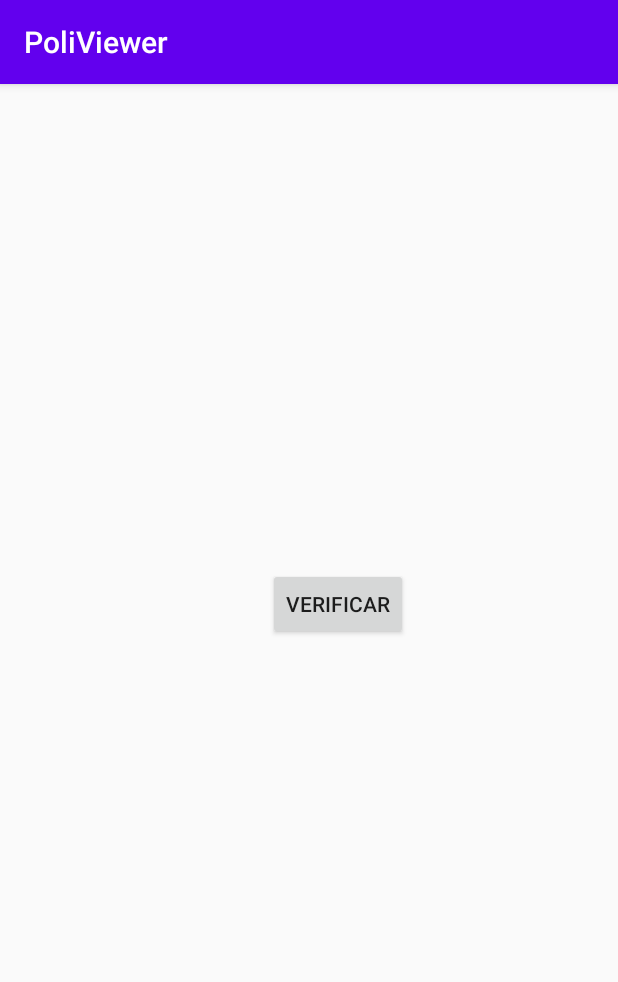
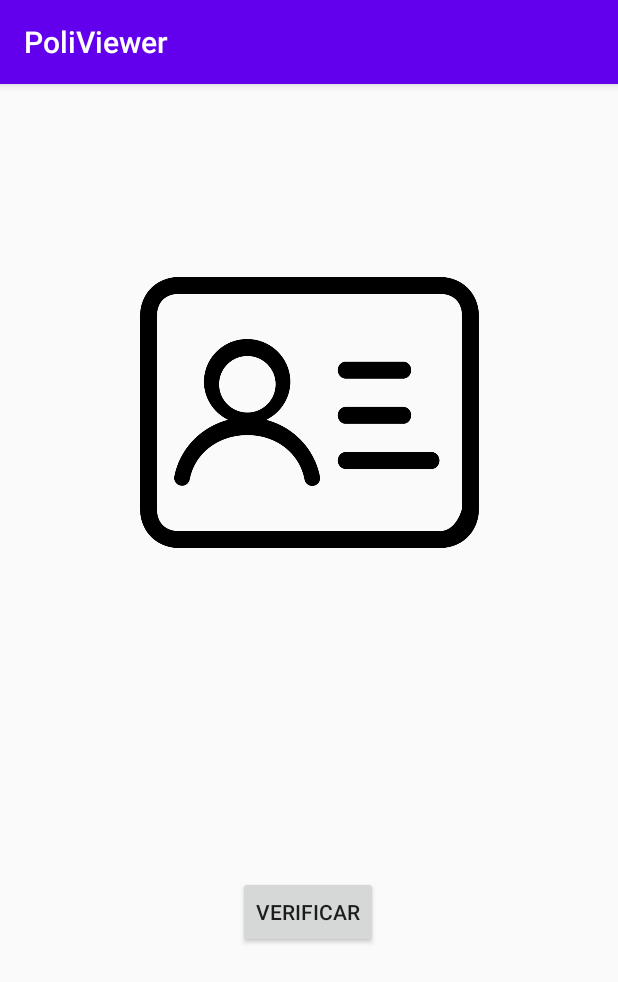
Before and after one commit to angarcia20/proyecto_app_movil, an Android app: the comprobarCedula screen opened directly, with no data from a screen before it, on a phone screen of 412 x 824 dp. Shown: the top 982 px of the screen. Run offline under Robolectric (Android 15) with nearby library versions, the phone set to English and light mode, and no system bars.

Commit message:
añadida imagen documento

```diff
--- a/app/src/main/res/layout/activity_comprobar_cedula.xml
+++ b/app/src/main/res/layout/activity_comprobar_cedula.xml
@@ -4,7 +4,15 @@
     xmlns:tools="http://schemas.android.com/tools"
     android:layout_width="match_parent"
     android:layout_height="match_parent"
-    tools:context=".comprobarCedula"><![CDATA[ /> ]]>
+    tools:context=".comprobarCedula"><![CDATA[ />
+
+
+
+
+
+
+
+    ]]>
 
     <EditText
         android:id="@+id/ncedula"
@@ -15,23 +23,34 @@
         android:inputType="number"
         app:layout_constraintBottom_toBottomOf="parent"
         app:layout_constraintEnd_toEndOf="@id/button4"
-        app:layout_constraintHorizontal_bias="0.793"
+        app:layout_constraintHorizontal_bias="0.836"
         app:layout_constraintStart_toEndOf="parent"
         app:layout_constraintTop_toTopOf="parent"
-        app:layout_constraintVertical_bias="0.326" />
+        app:layout_constraintVertical_bias="0.574" />
 
     <Button
         android:id="@+id/button4"
         android:layout_width="wrap_content"
         android:layout_height="wrap_content"
-        android:layout_marginEnd="140dp"
-        android:layout_marginRight="140dp"
+        android:layout_marginEnd="160dp"
+        android:layout_marginRight="160dp"
+        android:onClick="comprobar"
         android:text="Verificar"
-        android:onClick="comprobar"
         app:layout_constraintBottom_toBottomOf="parent"
         app:layout_constraintEnd_toEndOf="parent"
         app:layout_constraintStart_toEndOf="@+id/spinnerid"
         app:layout_constraintTop_toTopOf="parent"
-        app:layout_constraintVertical_bias="0.448" />/>
+        app:layout_constraintVertical_bias="0.733" />
+
+    <ImageView
+        android:id="@+id/imageView7"
+        app:srcCompat="@drawable/documento"
+        android:layout_width="226dp"
+        android:layout_height="247dp"
+        app:layout_constraintBottom_toBottomOf="parent"
+        app:layout_constraintEnd_toEndOf="parent"
+        app:layout_constraintStart_toStartOf="parent"
+        app:layout_constraintTop_toTopOf="parent"
+        app:layout_constraintVertical_bias="0.183" />/>
 
 </androidx.constraintlayout.widget.ConstraintLayout>
```
Also changed, not shown: app/src/main/res/drawable/documento.png (added).
